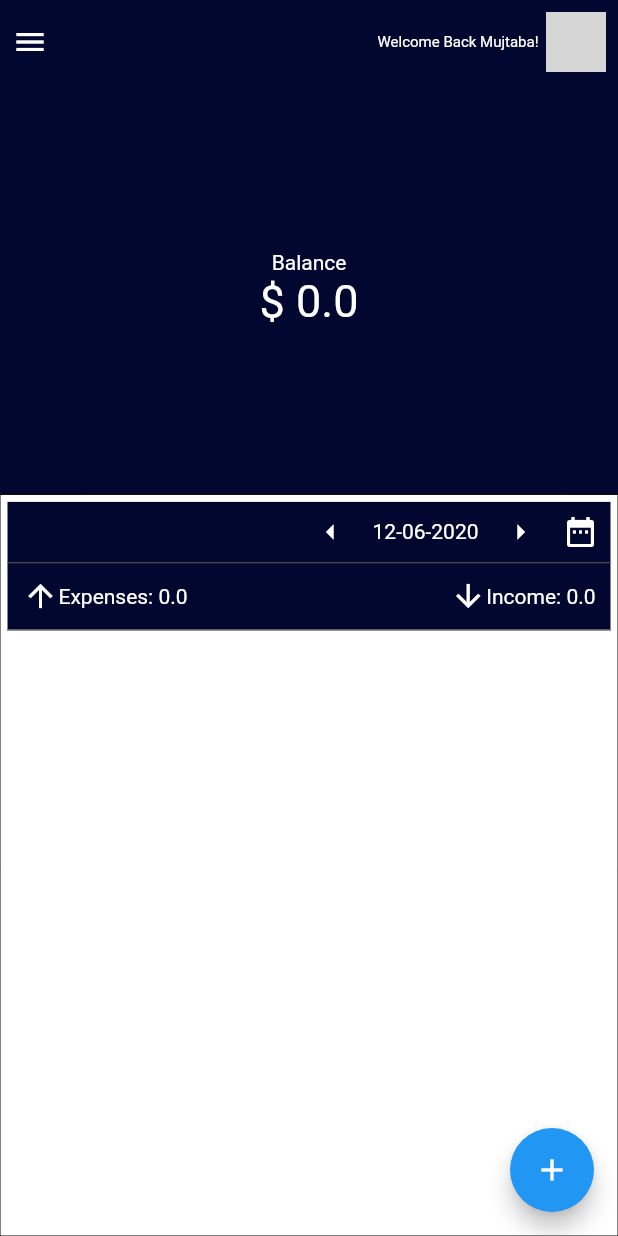
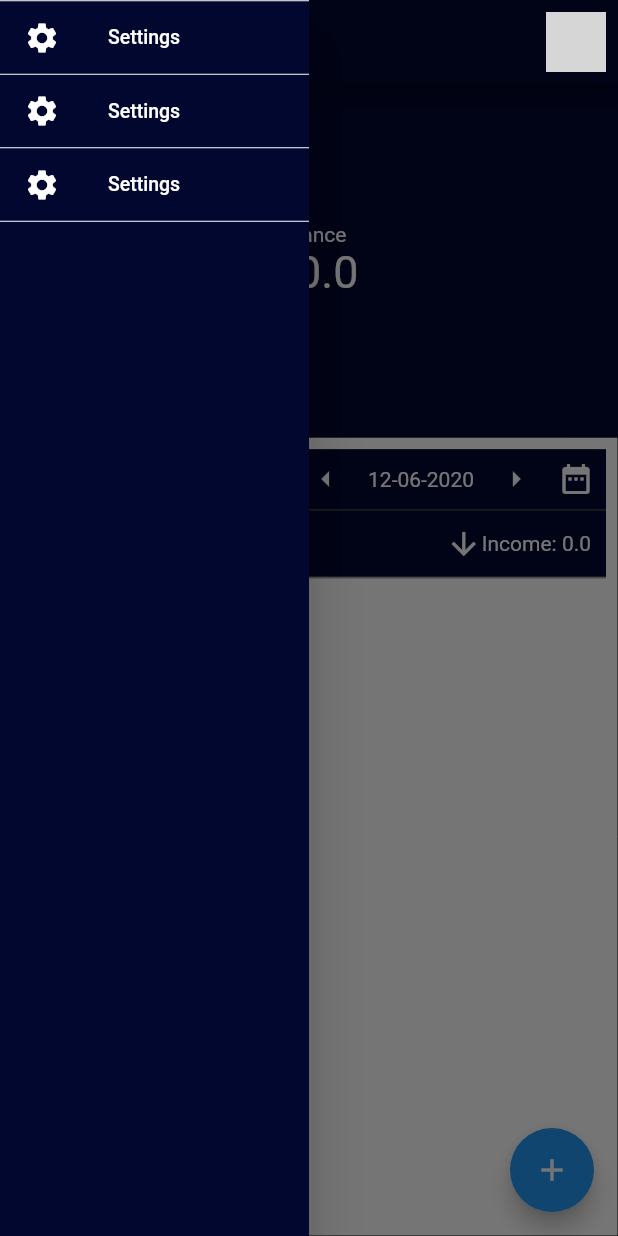
Before and after one commit to imujtaba8488/cmm, a Flutter app: the screen it shows after launch, with the side drawer open (before the commit the screen has no drawer), on a phone screen of 412 x 824 dp. Run offline on Flutter 3.47's test engine with Material 2 defaults, Android fonts, the phone set to English and light mode, and no system bars; missing offline and left inert: custom_widgets; grey boxes are pictures that could not be loaded.

Commit message:
Added AppDrawer

```diff
--- a/lib/main.dart
+++ b/lib/main.dart
@@ -17,6 +17,7 @@ class CMM extends StatelessWidget {
         child: MaterialApp(
           debugShowCheckedModeBanner: false,
           theme: ThemeData(
+            appBarTheme: AppBarTheme(color: const Color(0xFF02072F)),
             textTheme: TextTheme(
               bodyText1: TextStyle(color: Colors.white),
               bodyText2: TextStyle(color: Colors.white),
@@ -24,6 +25,7 @@ class CMM extends StatelessWidget {
             iconTheme: IconThemeData(
               color: Colors.white,
             ),
+            backgroundColor: const Color(0xFF02072F),
           ),
           home: Scaffold(
             body: Homepage(),
--- /dev/null
+++ b/lib/src/components/app_drawer.dart
@@ -0,0 +1,63 @@
+import 'package:flutter/material.dart';
+
+class AppDrawer extends StatelessWidget {
+  @override
+  Widget build(BuildContext context) {
+    return Container(
+      width: MediaQuery.of(context).size.width / 2,
+      child: Drawer(
+        child: Container(
+          decoration: BoxDecoration(
+            color: Theme.of(context).backgroundColor,
+          ),
+          child: SafeArea(
+            child: Column(
+              children: <Widget>[
+                Divider(
+                  color: Colors.white,
+                  height: 1,
+                ),
+                InkWell(
+                  onTap: () {},
+                  child: ListTile(
+                    dense: true,
+                    leading: Icon(Icons.settings, color: Colors.white),
+                    title: Text('Settings'),
+                  ),
+                ),
+                Divider(
+                  color: Colors.white,
+                  height: 1,
+                ),
+                InkWell(
+                  onTap: () {},
+                  child: ListTile(
+                    dense: true,
+                    leading: Icon(Icons.settings, color: Colors.white),
+                    title: Text('Settings'),
+                  ),
+                ),
+                Divider(
+                  color: Colors.white,
+                  height: 1,
+                ),
+                InkWell(
+                  onTap: () {},
+                  child: ListTile(
+                    dense: true,
+                    leading: Icon(Icons.settings, color: Colors.white),
+                    title: Text('Settings'),
+                  ),
+                ),
+                Divider(
+                  color: Colors.white,
+                  height: 1,
+                ),
+              ],
+            ),
+          ),
+        ),
+      ),
+    );
+  }
+}
--- a/lib/src/components/transactions_list.dart
+++ b/lib/src/components/transactions_list.dart
@@ -18,14 +18,14 @@ class _TransactionslistState extends State<Transactionslist> {
     return Consumer<AppProvider>(
       builder: (context, appProvider, child) {
         return Container(
-          padding: EdgeInsets.all(5.0),
+          padding: EdgeInsets.all(8.0),
           decoration: BoxDecoration(border: Border.all(width: 0.0)),
           child: Column(
             crossAxisAlignment: CrossAxisAlignment.end,
             children: <Widget>[
               Container(
                 decoration: BoxDecoration(
-                  color: const Color(0xFF02072F),
+                  color: Theme.of(context).backgroundColor,
                 ),
                 child: Column(
                   children: <Widget>[
@@ -73,19 +73,13 @@ class _TransactionslistState extends State<Transactionslist> {
                                   });
                                 }
                               },
+                              onDoubleTap: () {
+                                setState(() {
+                                  dateSelected = DateTime.now();
+                                });
+                              },
                             ),
                           ),
-                          // Padding(
-                          //   padding: const EdgeInsets.all(8.0),
-                          //   child: InkWell(
-                          //     child: Icon(Icons.restore),
-                          //     onTap: () {
-                          //       setState(() {
-                          //         dateSelected = DateTime.now();
-                          //       });
-                          //     },
-                          //   ),
-                          // ),
                           Padding(
                             padding: const EdgeInsets.all(8.0),
                             child: InkWell(
@@ -109,7 +103,6 @@ class _TransactionslistState extends State<Transactionslist> {
                     ),
                     Container(
                       decoration: BoxDecoration(
-                        // color: Colors.white,
                         border: BorderDirectional(
                           bottom: BorderSide(color: Colors.grey),
                         ),
--- a/lib/src/pages/home_page.dart
+++ b/lib/src/pages/home_page.dart
@@ -5,6 +5,7 @@ import 'package:provider/provider.dart';
 import '../components/add_transaction_sheet.dart';
 import '../scoped_models/app_provider.dart';
 import '../components/transactions_list.dart';
+import '../components/app_drawer.dart';
 
 class Homepage extends StatefulWidget {
   @override
@@ -17,10 +18,21 @@ class _HomepageState extends State<Homepage> {
 
   @override
   Widget build(BuildContext context) {
-    topHeight = MediaQuery.of(context).size.height / 2.5;
+    topHeight = MediaQuery.of(context).size.height / 3.5;
     bottomHeight = MediaQuery.of(context).size.height - (topHeight + 24);
 
     return Scaffold(
+      drawer: AppDrawer(),
+      appBar: AppBar(
+        actions: <Widget>[
+          Padding(
+            padding: const EdgeInsets.all(8.0),
+            child: CircleAvatar(
+              backgroundImage: AssetImage('assets/test.jpg'),
+            ),
+          )
+        ],
+      ),
       floatingActionButton: FloatingActionButton(
         onPressed: () => showAddTransactionSheet(context),
         child: Icon(Icons.add),
@@ -31,7 +43,6 @@ class _HomepageState extends State<Homepage> {
           children: <Widget>[
             _top(context),
             Expanded(
-              // height: bottomHeight,
               child: Transactionslist(),
             ),
           ],
@@ -45,7 +56,7 @@ class _HomepageState extends State<Homepage> {
       height: topHeight,
       width: MediaQuery.of(context).size.width,
       decoration: BoxDecoration(
-        color: const Color(0xFF02072F),
+        color: Theme.of(context).backgroundColor,
         borderRadius: BorderRadius.only(
             // bottomLeft: Radius.circular(30),
             // bottomRight: Radius.circular(30),
@@ -54,7 +65,6 @@ class _HomepageState extends State<Homepage> {
       child: Column(
         crossAxisAlignment: CrossAxisAlignment.end,
         children: <Widget>[
-          _avatar(context),
           Expanded(
             child: Center(
               child: Column(
@@ -88,32 +98,4 @@ class _HomepageState extends State<Homepage> {
       ),
     );
   }
-
-  Widget _avatar(BuildContext context) {
-    return Padding(
-      padding: const EdgeInsets.all(8.0),
-      child: Row(
-        mainAxisAlignment: MainAxisAlignment.spaceBetween,
-        children: <Widget>[
-          Icon(Icons.menu),
-          Row(
-            children: <Widget>[
-              Padding(
-                padding: const EdgeInsets.symmetric(horizontal: 5.0),
-                child: Text(
-                  'Welcome Back Mujtaba!',
-                  style: TextStyle(fontSize: 10.0),
-                ),
-              ),
-              CircleAvatar(
-                backgroundColor: Colors.white,
-                radius: 20,
-                backgroundImage: AssetImage('assets/test.jpg'),
-              ),
-            ],
-          ),
-        ],
-      ),
-    );
-  }
 }
```
